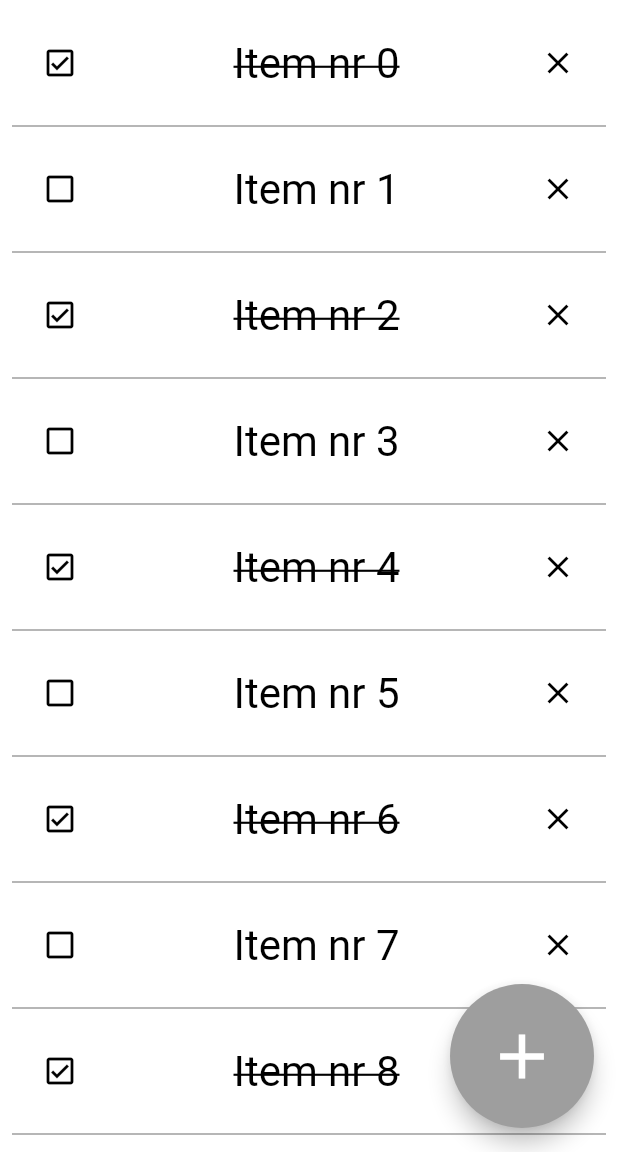
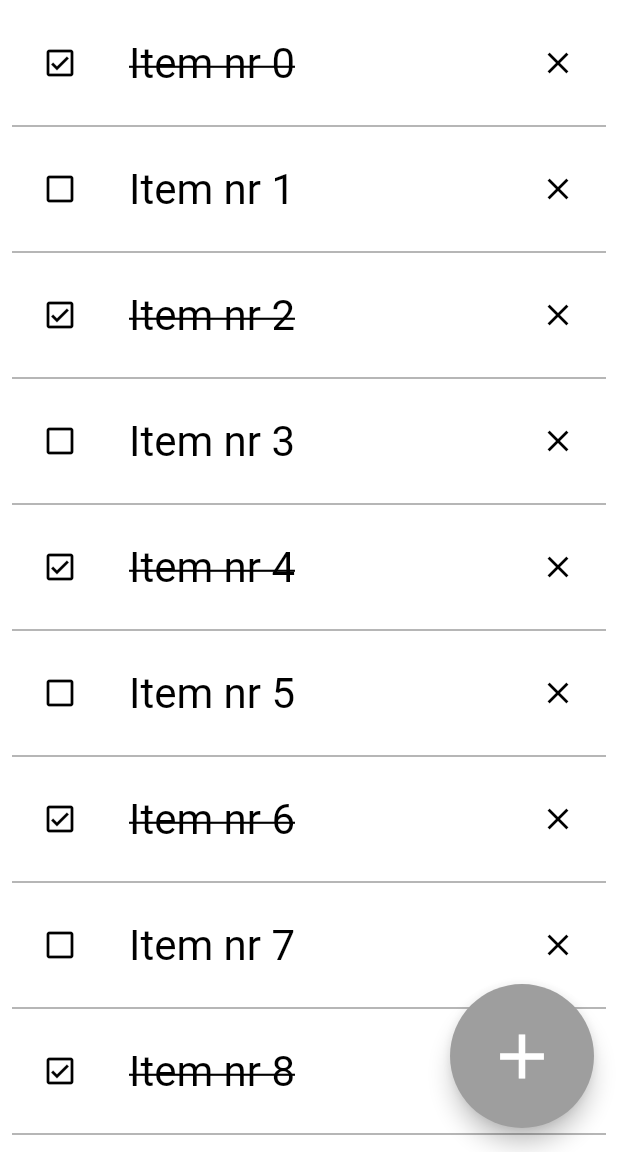
Before and after one commit to gu-tig333-ht25/gusguskrp, a Flutter app: the screen it shows after launch, on a phone screen of 412 x 824 dp, the part 84-1236 px from its top. Run offline on Flutter 3.47's test engine with Material 3 defaults, Android fonts, the phone set to English and light mode, and no system bars.

Commit message:
Fixed todo item alignment

```diff
--- a/lib/todo_item.dart
+++ b/lib/todo_item.dart
@@ -26,6 +26,7 @@ class TodoItemWidget extends StatelessWidget {
           return Padding(
             padding: const EdgeInsets.all(8.0),
             child: Row(
+              mainAxisAlignment: MainAxisAlignment.start,
               children: [
                 Padding(
                   padding: const EdgeInsets.only(right: 10),
@@ -37,7 +38,10 @@ class TodoItemWidget extends StatelessWidget {
                   ),
                 ),
                 Expanded(
-                  child: TextButton(
+                  child: Row(
+                    mainAxisAlignment: MainAxisAlignment.spaceBetween,
+                    children: [
+                      TextButton(
                         child: Text(item.text, style: textStyle),
                         onPressed: () {
                           Navigator.push(
@@ -49,12 +53,15 @@ class TodoItemWidget extends StatelessWidget {
                           );
                         },
                       ),
-                ),
+
                       IconButton(
                         icon: Icon(Icons.close),
                         onPressed: () {
                           context.read<TodoItemsState>().remove(item);
                         },
+                      ),
+                    ],
+                  ),
                 ),
               ],
             ),
```
Lines whose indentation alone changed are shown as unchanged.
